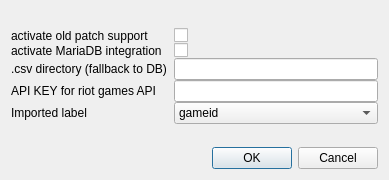
Old version of the form src/visuals/ui/forms/settings.ui in the repository future-gadget-lab-de/league_scrim_analytics_suite.
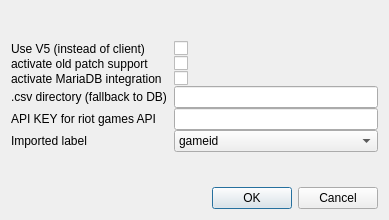
New version of the form.

Patch:
```diff
--- a/src/visuals/ui/forms/settings.ui
+++ b/src/visuals/ui/forms/settings.ui
@@ -7,19 +7,19 @@
     <x>0</x>
     <y>0</y>
     <width>389</width>
-    <height>180</height>
+    <height>220</height>
    </rect>
   </property>
   <property name="minimumSize">
    <size>
     <width>389</width>
-    <height>180</height>
+    <height>220</height>
    </size>
   </property>
   <property name="maximumSize">
    <size>
     <width>389</width>
-    <height>180</height>
+    <height>220</height>
    </size>
   </property>
   <property name="windowTitle">
@@ -46,55 +46,62 @@
      <property name="leftMargin">
       <number>0</number>
      </property>
-     <item row="0" column="0">
+     <item row="1" column="0">
       <widget class="QLabel" name="label_old_patch">
        <property name="text">
         <string>activate old patch support</string>
        </property>
       </widget>
      </item>
-     <item row="1" column="0">
+     <item row="1" column="1">
+      <widget class="QCheckBox" name="checkBox_old_patch">
+       <property name="text">
+        <string/>
+       </property>
+      </widget>
+     </item>
+     <item row="2" column="0">
       <widget class="QLabel" name="label_mariadb_activated">
        <property name="text">
         <string>activate MariaDB integration</string>
        </property>
       </widget>
      </item>
-     <item row="1" column="1">
+     <item row="2" column="1">
       <widget class="QCheckBox" name="checkbox_mariadb_activated">
        <property name="text">
         <string notr="true"/>
        </property>
       </widget>
      </item>
-     <item row="2" column="0">
+     <item row="3" column="0">
       <widget class="QLabel" name="label_csv_path">
        <property name="text">
         <string>.csv directory (fallback to DB)</string>
        </property>
       </widget>
      </item>
-     <item row="2" column="1">
+     <item row="3" column="1">
       <widget class="QLineEdit" name="lineEdit_csv_path"/>
      </item>
-     <item row="3" column="0">
+     <item row="4" column="0">
       <widget class="QLabel" name="label_API">
        <property name="text">
         <string>API KEY for riot games API</string>
        </property>
       </widget>
      </item>
-     <item row="3" column="1">
+     <item row="4" column="1">
       <widget class="QLineEdit" name="lineEdit_API"/>
      </item>
-     <item row="4" column="0">
+     <item row="5" column="0">
       <widget class="QLabel" name="label_imported">
        <property name="text">
         <string>Imported label</string>
        </property>
       </widget>
      </item>
-     <item row="4" column="1">
+     <item row="5" column="1">
       <widget class="QComboBox" name="comboBox_imported">
        <item>
         <property name="text">
@@ -108,8 +115,15 @@
        </item>
       </widget>
      </item>
+     <item row="0" column="0">
+      <widget class="QLabel" name="label_V5">
+       <property name="text">
+        <string>Use V5 (instead of client)</string>
+       </property>
+      </widget>
+     </item>
      <item row="0" column="1">
-      <widget class="QCheckBox" name="checkBox_old_patch">
+      <widget class="QCheckBox" name="checkBox_V5">
        <property name="text">
         <string/>
        </property>
```
